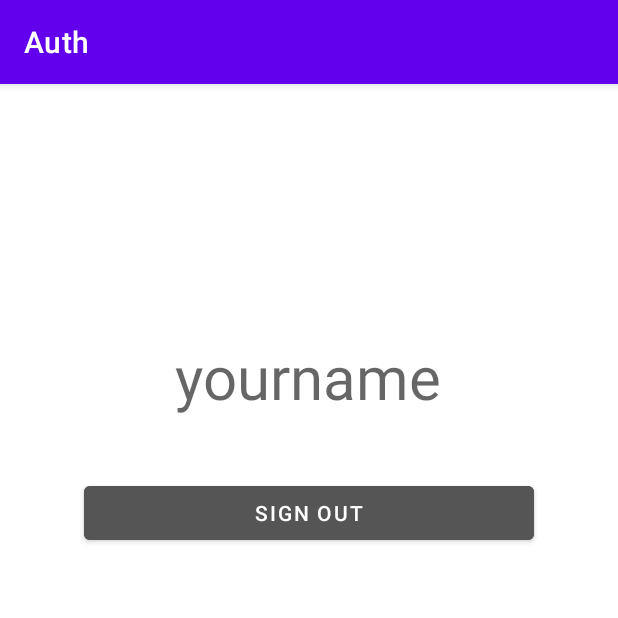
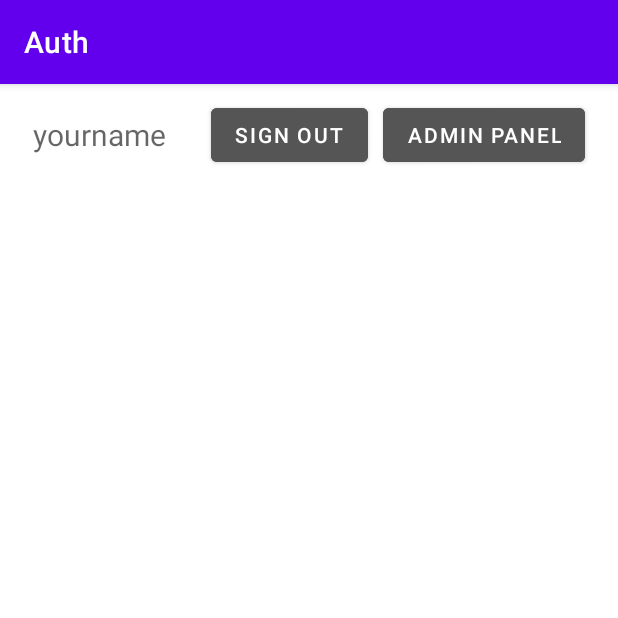
Before and after one commit to zhsrl/test-firebase-auth-with-custom-fields, an Android app: the screen it shows after launch once a user with an empty profile is signed in (WelcomeActivity), on a phone screen of 412 x 824 dp, the top half of it. Run offline under Robolectric (Android 15) with nearby library versions, the phone set to English and light mode, and no system bars; our stand-ins replace CircleImageView, Firebase (no records; nobody signed in at launch, a user with empty details on screens opened directly); pictures from the network do not load; 1 statement that could not run was skipped.

Commit message:
added ADMIN PANEL

```diff
--- a/app/src/main/java/com/e/auth/WelcomeActivity.kt
+++ b/app/src/main/java/com/e/auth/WelcomeActivity.kt
@@ -1,39 +1,99 @@
 package com.e.auth
 
-import androidx.appcompat.app.AppCompatActivity
+import android.app.DownloadManager
+import android.content.Context
+import android.content.Intent
+import android.net.Uri
 import android.os.Bundle
+import android.util.Log
 import android.widget.TextView
 import android.widget.Toast
+import androidx.appcompat.app.AppCompatActivity
+import androidx.recyclerview.widget.LinearLayoutManager
+import androidx.recyclerview.widget.RecyclerView
 import com.google.android.material.button.MaterialButton
 import com.google.firebase.auth.FirebaseAuth
 import com.google.firebase.auth.FirebaseUser
-import com.google.firebase.auth.ktx.auth
 import com.google.firebase.database.*
-import com.google.firebase.ktx.Firebase
+import retrofit2.Call
+import retrofit2.Response
+
 
 class WelcomeActivity : AppCompatActivity() {
 
     private lateinit var mName: TextView
     private lateinit var signOut: MaterialButton
+    private lateinit var adminPanel: MaterialButton
 
     private lateinit var mAuth: FirebaseAuth
 
     private lateinit var ref: DatabaseReference
 
+    private lateinit var recView: RecyclerView
+
+    private lateinit var listAdapter: ListAdapter
+    var listData: MutableList<FileData?>? = ArrayList()
+
     override fun onCreate(savedInstanceState: Bundle?) {
         super.onCreate(savedInstanceState)
         setContentView(R.layout.activity_welcome)
-
+        //Initalize data
         init()
 
         mAuth = FirebaseAuth.getInstance()
 
+        //Get user name(don't username, a name)
+        getNameData()
+
+        //Set Recycler View adapter
+        setAdapter()
+        retrieveData()
+
+        //Sign out
+        signOut.setOnClickListener{
+            mAuth.signOut()
+            finish()
+//            download()
+        }
+
+        adminPanel.setOnClickListener{
+            val intent = Intent(applicationContext, AdminActivity::class.java)
+            startActivity(intent)
+
+            Toast.makeText(applicationContext, "You move to Admin Panel!", Toast.LENGTH_SHORT).show()
+        }
+    }
+
+    fun download(){
+        val uriFile: Uri = Uri.parse("https://firebasestorage.googleapis.com/v0/b/authtest-e0a24.appspot.com/o/Books%2FIman_negizderi.pdf?alt=media&token=60e549d2-8ccd-4c31-b79a-119ff1e1fd12")
+
+        downloadManager(uriFile)
+    }
+
+    fun downloadManager(uri: Uri){
+        val downloadManager: DownloadManager = applicationContext.getSystemService(Context.DOWNLOAD_SERVICE) as DownloadManager
+        val request: DownloadManager.Request = DownloadManager.Request(uri)
+
+        request.setNotificationVisibility(DownloadManager.Request.VISIBILITY_VISIBLE_NOTIFY_ONLY_COMPLETION)
+        Toast.makeText(applicationContext, "Download started", Toast.LENGTH_SHORT).show()
+
+        val reference: Long = downloadManager.enqueue(request)
+    }
+
+    fun init(){
+        mName = findViewById(R.id.viewNameTV)
+        signOut = findViewById(R.id.signOutBTN)
+        recView = findViewById(R.id.recView)
+        adminPanel = findViewById(R.id.adminPanelBTN)
+    }
+
+    fun getNameData(){
         val user: FirebaseUser? = FirebaseAuth.getInstance().currentUser
 
         if (user != null){
             ref = FirebaseDatabase.getInstance().getReference().child("Users").child(user.uid)
 
-            ref.addValueEventListener(object : ValueEventListener{
+            ref.addValueEventListener(object : ValueEventListener {
                 override fun onDataChange(snapshot: DataSnapshot) {
                     val name: String = snapshot.child("name").getValue().toString()
 
@@ -41,20 +101,44 @@ class WelcomeActivity : AppCompatActivity() {
                 }
 
                 override fun onCancelled(error: DatabaseError) {
-                    Toast.makeText(applicationContext, "Error EVENT LISTENER!", Toast.LENGTH_SHORT).show()
+                    Toast.makeText(applicationContext, "Error EVENT LISTENER!", Toast.LENGTH_SHORT)
+                        .show()
                 }
 
             })
         }
-
-        signOut.setOnClickListener{
-            mAuth.signOut()
-        }
     }
 
-    fun init(){
-        mName = findViewById(R.id.viewNameTV)
-        signOut = findViewById(R.id.signOutBTN)
+    fun setAdapter(){
+        listAdapter = ListAdapter(listData, context = applicationContext)
+
+        recView.setHasFixedSize(true)
+        recView.layoutManager = LinearLayoutManager(applicationContext)
+        recView.adapter = listAdapter
+    }
+
+
+    fun retrieveData(){
+        val reference: DatabaseReference = FirebaseDatabase.getInstance().getReference("Uploads")
+        reference.addListenerForSingleValueEvent(object : ValueEventListener {
+            override fun onDataChange(snapshot: DataSnapshot) {
+                Log.d("KEY_VALUE", snapshot.children.toString())
+                if (snapshot.exists()) {
+
+
+//                    for (npsnapshot in snapshot.getChildren()) {
+//                        val list: FileData? = npsnapshot.getValue(FileData::class.java)
+//                        listData?.add(list)
+//                    }
+                    listAdapter = ListAdapter(listData, applicationContext)
+                    recView.setAdapter(listAdapter)
+                }
+            }
+
+            override fun onCancelled(error: DatabaseError) {
+                Toast.makeText(applicationContext,error.toString(),Toast.LENGTH_SHORT).show()
+            }
+        })
     }
 
 }
--- a/app/src/main/res/layout/activity_welcome.xml
+++ b/app/src/main/res/layout/activity_welcome.xml
@@ -1,18 +1,31 @@
 <?xml version="1.0" encoding="utf-8"?>
-<androidx.constraintlayout.widget.ConstraintLayout xmlns:android="http://schemas.android.com/apk/res/android"
+<LinearLayout
+    android:orientation="vertical"
+    xmlns:android="http://schemas.android.com/apk/res/android"
     xmlns:app="http://schemas.android.com/apk/res-auto"
     xmlns:tools="http://schemas.android.com/tools"
     android:layout_width="match_parent"
     android:layout_height="match_parent"
     tools:context=".WelcomeActivity">
 
+    <LinearLayout
+        android:id="@+id/linearLayout"
+        android:layout_width="match_parent"
+        android:layout_height="wrap_content"
+        android:orientation="horizontal"
+        android:gravity="center"
+        android:layout_marginTop="10dp"
+        app:layout_constraintEnd_toEndOf="parent"
+        app:layout_constraintStart_toStartOf="parent"
+        app:layout_constraintTop_toTopOf="parent">
+
         <TextView
             android:id="@+id/viewNameTV"
             android:layout_width="wrap_content"
             android:layout_height="wrap_content"
-        android:layout_marginTop="168dp"
             android:hint="yourname"
-        android:textSize="40sp"
+            android:textSize="20sp"
+            android:layout_marginRight="30dp"
             app:layout_constraintEnd_toEndOf="parent"
             app:layout_constraintHorizontal_bias="0.497"
             app:layout_constraintStart_toStartOf="parent"
@@ -20,13 +33,41 @@
 
         <com.google.android.material.button.MaterialButton
             android:id="@+id/signOutBTN"
-        android:layout_width="300dp"
+            android:layout_width="wrap_content"
             android:layout_height="wrap_content"
             android:backgroundTint="#555"
             android:text="Sign out"
-        android:layout_marginTop="40dp"
             app:layout_constraintEnd_toEndOf="parent"
             app:layout_constraintStart_toStartOf="parent"
-        app:layout_constraintTop_toBottomOf="@+id/viewNameTV" />
+            />
 
-</androidx.constraintlayout.widget.ConstraintLayout>
+        <com.google.android.material.button.MaterialButton
+            android:id="@+id/adminPanelBTN"
+            android:layout_width="wrap_content"
+            android:layout_height="wrap_content"
+            android:backgroundTint="#555"
+            android:text="Admin Panel"
+            android:layout_marginLeft="10dp"
+            app:layout_constraintEnd_toEndOf="parent"
+            app:layout_constraintStart_toStartOf="parent"
+            />
+
+    </LinearLayout>
+
+    <LinearLayout
+        android:layout_marginTop="20dp"
+        android:orientation="vertical"
+        android:layout_width="match_parent"
+        android:layout_height="wrap_content">
+
+        <androidx.recyclerview.widget.RecyclerView
+            android:id="@+id/recView"
+            android:layout_width="match_parent"
+            android:layout_height="wrap_content" />
+
+    </LinearLayout>
+
+
+
+
+</LinearLayout>
```
Also changed, not shown: app/build.gradle (+11 -0 lines), app/src/main/AndroidManifest.xml (+5 -5 lines), app/src/main/java/com/e/auth/AdminActivity.kt (added, +154 -0 lines), app/src/main/java/com/e/auth/FileData.kt (added, +9 -0 lines), app/src/main/java/com/e/auth/ListAdapter.kt (added, +67 -0 lines), app/src/main/java/com/e/auth/ResultList.kt (added, +7 -0 lines), app/src/main/res/layout/activity_admin.xml (added, +83 -0 lines), app/src/main/res/layout/list_model.xml (added, +41 -0 lines). Lines whose indentation alone changed are shown as unchanged.
